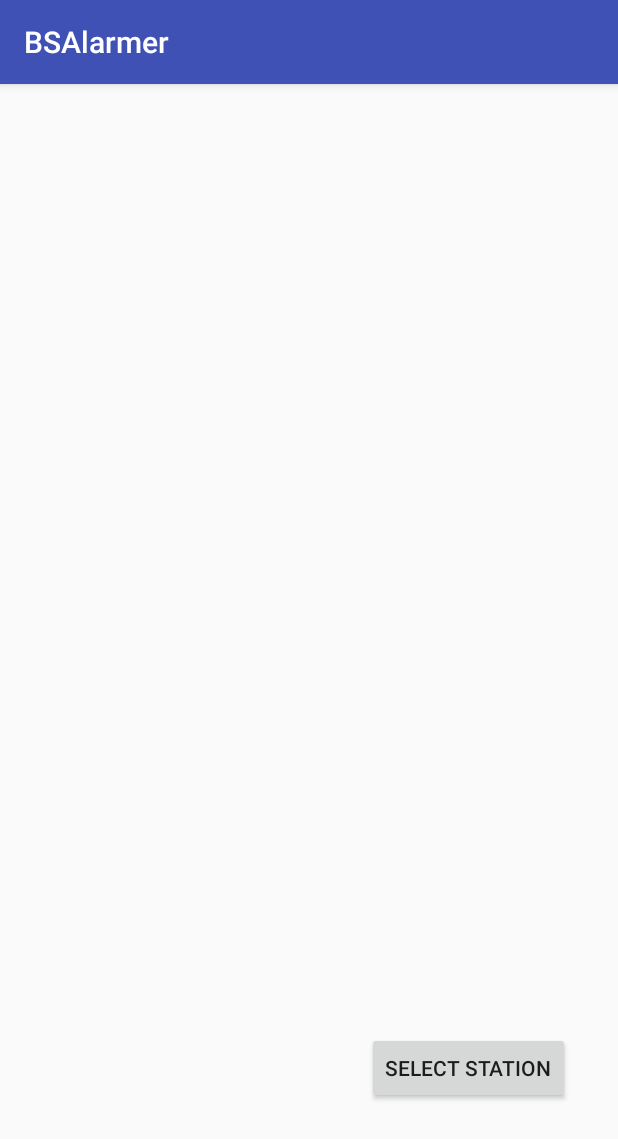
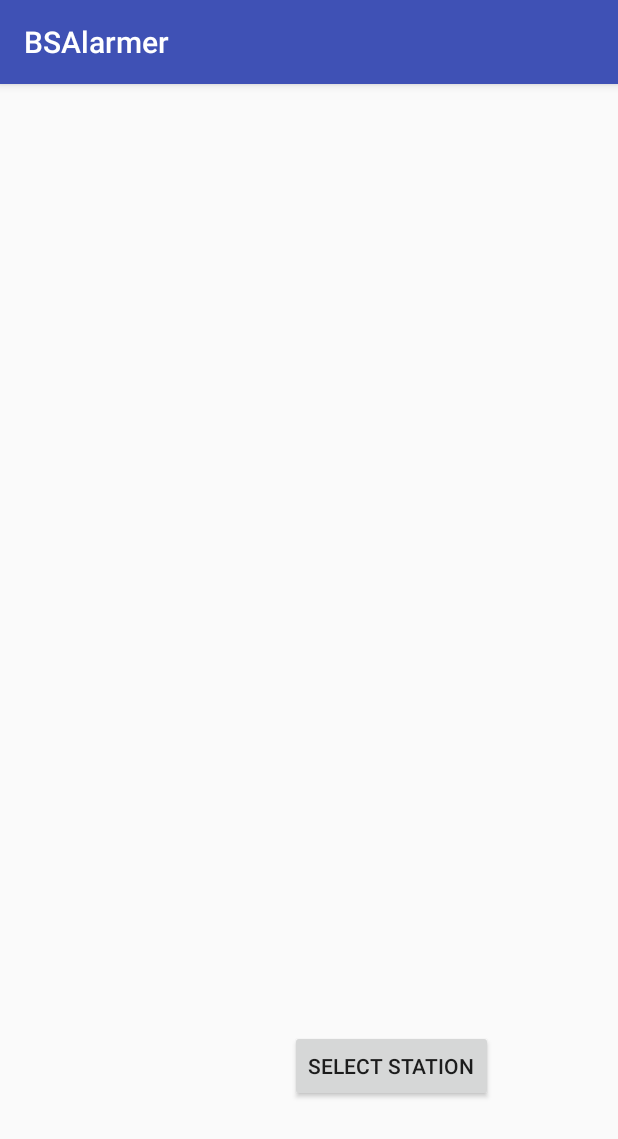
Before and after one commit to Flashdom/BsAlarm, an Android app: the screen it shows after launch (MainActivity), on a phone screen of 412 x 824 dp. Shown: the top 1139 px of the screen. Run offline under Robolectric (Android 15) with nearby library versions, the phone set to English and light mode, and no system bars.

Commit message:
add main

```diff
--- a/app/src/main/AndroidManifest.xml
+++ b/app/src/main/AndroidManifest.xml
@@ -33,8 +33,7 @@
             android:name=".MapsActivity"
             android:label="@string/title_activity_maps">
         </activity>
-        <activity android:name=".MainActivity"
-            android:label="@string/app_name">
+        <activity android:name=".MainActivity">
             <intent-filter>
                 <action android:name="android.intent.action.MAIN" />
 
--- a/app/src/main/java/com/bsaldevs/bsalarmer/MainActivity.java
+++ b/app/src/main/java/com/bsaldevs/bsalarmer/MainActivity.java
@@ -14,7 +14,8 @@ public class MainActivity extends AppCompatActivity {
     protected void onCreate(Bundle savedInstanceState) {
         super.onCreate(savedInstanceState);
         setContentView(R.layout.activity_main);
-        selectStation = findViewById(R.id.button_select_station);
+
+        selectStation = findViewById(R.id.select_station);
     }
 
     public void openMapActivity(View view) {
--- a/app/src/main/res/layout/activity_main.xml
+++ b/app/src/main/res/layout/activity_main.xml
@@ -7,11 +7,11 @@
     tools:context="com.bsaldevs.bsalarmer.MainActivity">
 
     <Button
-        android:id="@+id/button_select_station"
+        android:id="@+id/select_station"
         android:layout_width="wrap_content"
         android:layout_height="wrap_content"
-        android:layout_marginBottom="88dp"
-        android:layout_marginEnd="32dp"
+        android:layout_marginBottom="89dp"
+        android:layout_marginEnd="83dp"
         android:onClick="openMapActivity"
         android:text="@string/select_station"
         app:layout_constraintBottom_toBottomOf="parent"
--- a/app/src/main/res/values/strings.xml
+++ b/app/src/main/res/values/strings.xml
@@ -1,5 +1,5 @@
 <resources>
     <string name="app_name">BSAlarmer</string>
     <string name="title_activity_maps">Map</string>
-    <string name="select_station">Select station</string>
+    <string name="select_station">select station</string>
 </resources>
```
Also changed, not shown: app/src/main/java/com/bsaldevs/bsalarmer/MapsActivity.java (+4 -6 lines), 1 other file.
